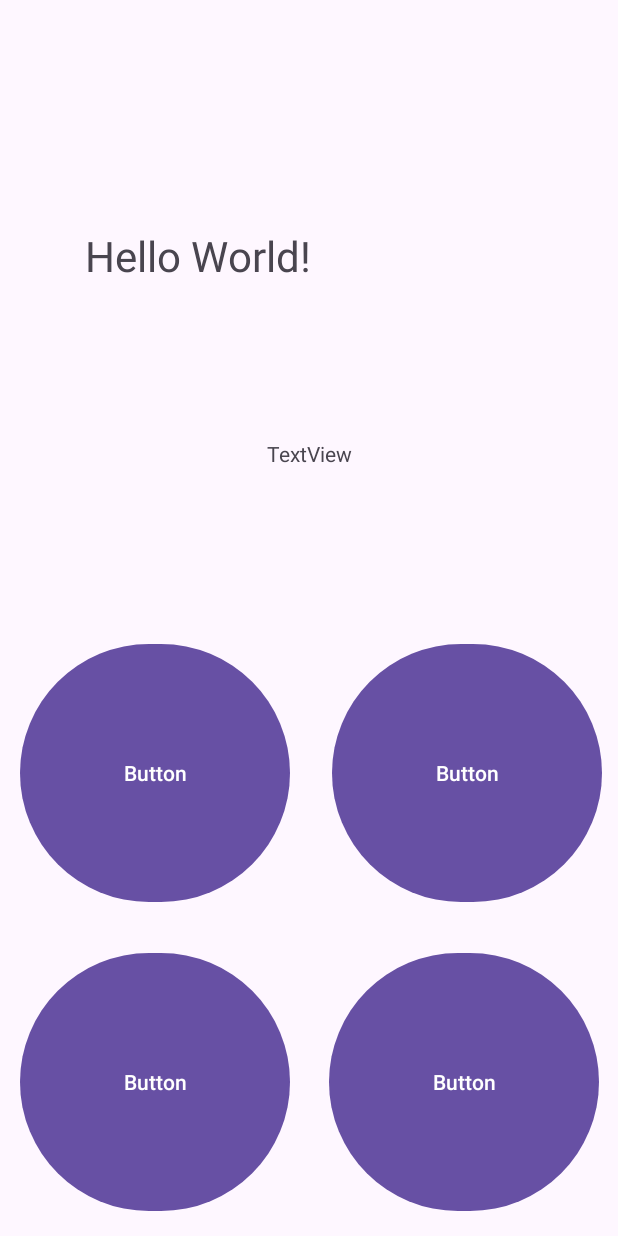
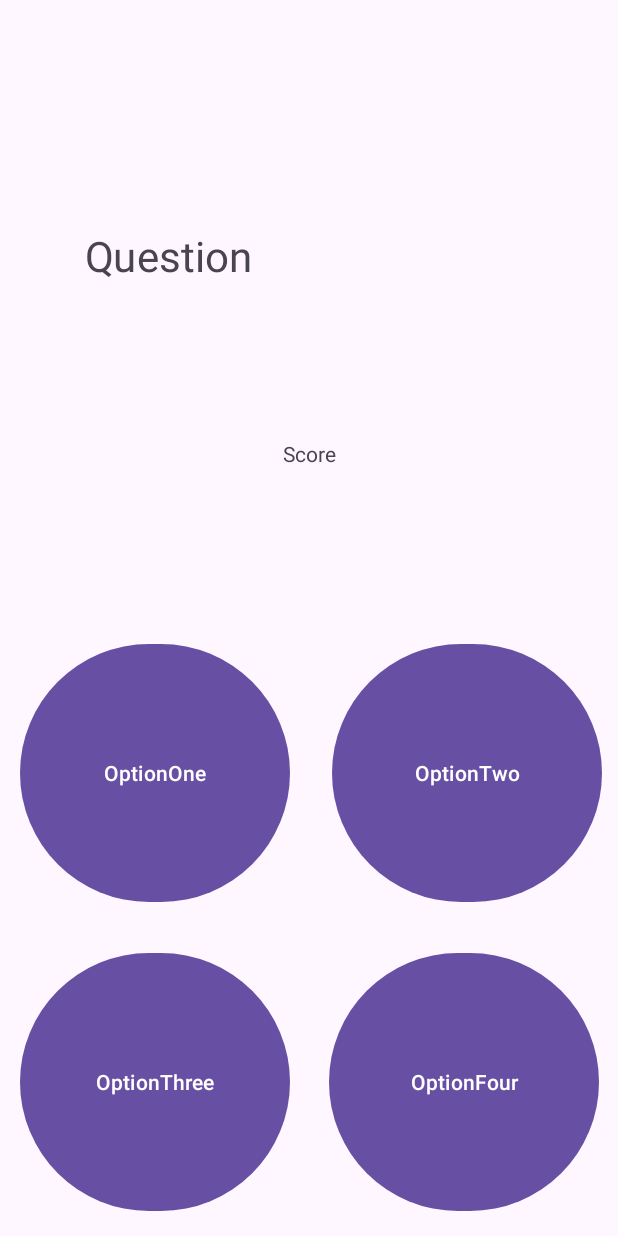
Before and after one commit to LukasAnell/QuizApp, an Android app: the layout activity_main.xml on its own in the app's theme, with its tools: preview values and no code run, on a phone screen of 412 x 824 dp. Run offline under Robolectric (Android 15) with nearby library versions, the phone set to English and light mode, and no system bars.

Commit message:
Generalized getting string resources to work with localization.

```diff
--- a/app/src/main/res/layout/activity_main.xml
+++ b/app/src/main/res/layout/activity_main.xml
@@ -13,7 +13,7 @@
         android:layout_height="wrap_content"
         android:scaleX="2"
         android:scaleY="2"
-        android:text="Hello World!"
+        android:text="@string/question"
         app:layout_constraintBottom_toBottomOf="parent"
         app:layout_constraintEnd_toEndOf="parent"
         app:layout_constraintHorizontal_bias="0.5"
@@ -25,7 +25,7 @@
         android:id="@+id/button_main_c1"
         android:layout_width="180dp"
         android:layout_height="180dp"
-        android:text="Button"
+        android:text="@string/optionOne"
         app:layout_constraintBottom_toTopOf="@+id/guideline_main_verticalQuart"
         app:layout_constraintEnd_toStartOf="@+id/guideline_main_verticalHalf"
         app:layout_constraintStart_toStartOf="parent"
@@ -35,7 +35,7 @@
         android:id="@+id/button_main_c2"
         android:layout_width="180dp"
         android:layout_height="180dp"
-        android:text="Button"
+        android:text="@string/optionTwo"
         app:layout_constraintBottom_toTopOf="@+id/guideline_main_verticalQuart"
         app:layout_constraintEnd_toEndOf="parent"
         app:layout_constraintHorizontal_bias="0.6"
@@ -46,7 +46,7 @@
         android:id="@+id/button_main_c3"
         android:layout_width="180dp"
         android:layout_height="180dp"
-        android:text="Button"
+        android:text="@string/optionThree"
         app:layout_constraintBottom_toBottomOf="parent"
         app:layout_constraintEnd_toStartOf="@+id/guideline_main_verticalHalf"
         app:layout_constraintStart_toStartOf="parent"
@@ -56,7 +56,7 @@
         android:id="@+id/button_main_c4"
         android:layout_width="180dp"
         android:layout_height="180dp"
-        android:text="Button"
+        android:text="@string/optionFour"
         app:layout_constraintBottom_toBottomOf="parent"
         app:layout_constraintEnd_toEndOf="parent"
         app:layout_constraintStart_toStartOf="@+id/guideline_main_verticalHalf"
@@ -87,7 +87,7 @@
         android:id="@+id/textView_main_score"
         android:layout_width="wrap_content"
         android:layout_height="wrap_content"
-        android:text="TextView"
+        android:text="@string/score"
         app:layout_constraintBottom_toTopOf="@+id/button_main_c1"
         app:layout_constraintEnd_toEndOf="parent"
         app:layout_constraintHorizontal_bias="0.5"
```
Also changed, not shown: app/src/main/java/com/example/quizapp/MainActivity.kt (+29 -18 lines).
